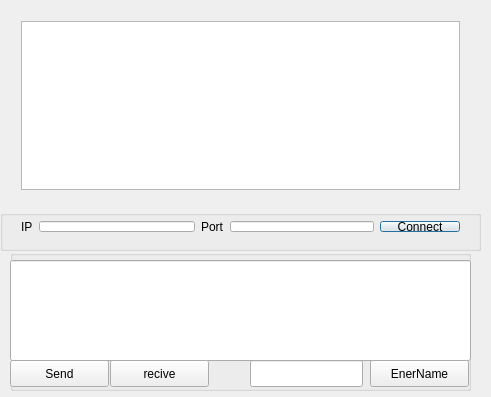
This is dialog.ui in kichyr/socket_project as Qt 5 draws it before an edit. The edited form follows.
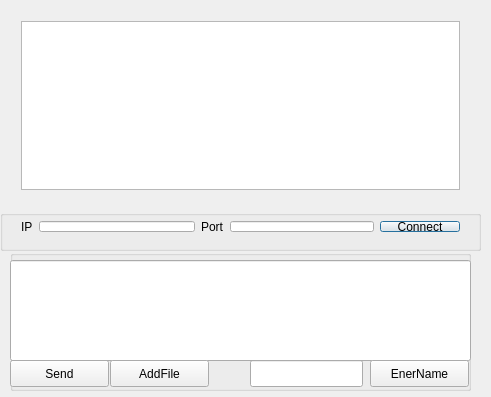
This is the edited form.

```diff
--- a/dialog.ui
+++ b/dialog.ui
@@ -141,7 +141,7 @@
      </rect>
     </property>
     <property name="text">
-     <string>recive</string>
+     <string>AddFile</string>
     </property>
    </widget>
    <widget class="QPushButton" name="entName">
```
Left out of the diff: 2 changed lines with no effect on the pictures.
